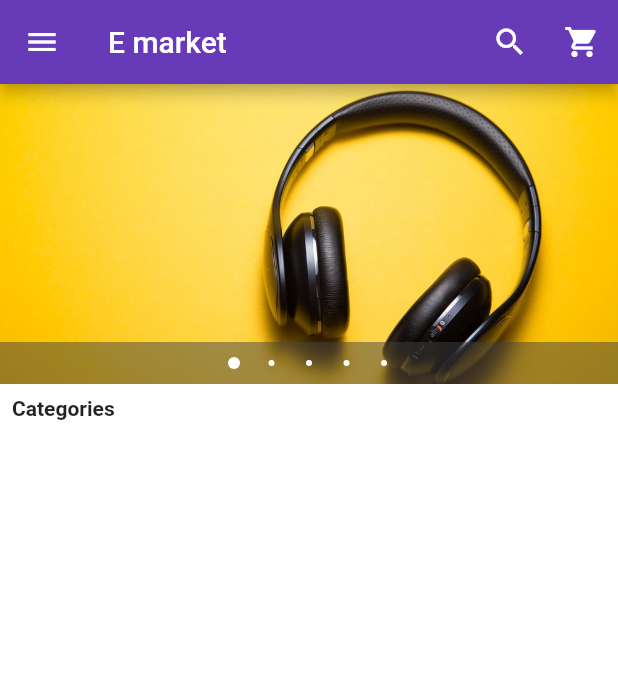
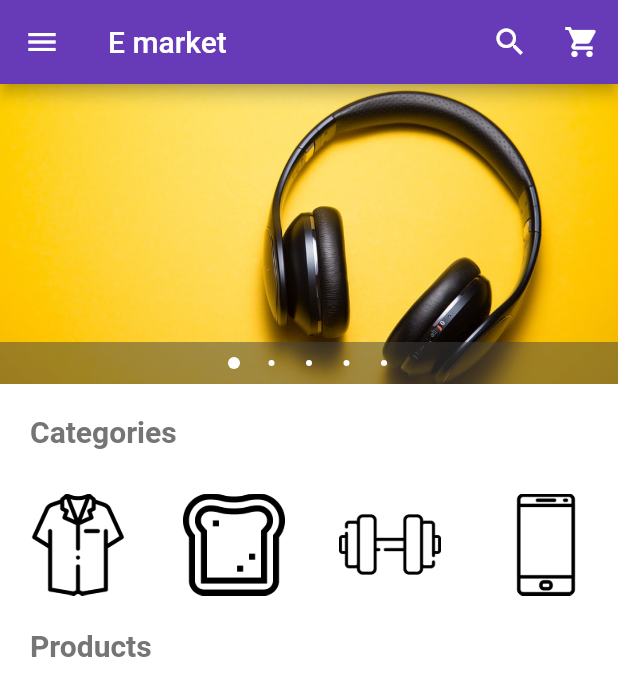
Before and after one commit to Ahmedgadein/OrderX, a Flutter app: the screen it shows after launch, on a phone screen of 412 x 824 dp. Shown: the top 696 px of the screen. Run offline on Flutter 3.47's test engine with Material 2 defaults, Android fonts, the phone set to English and light mode, and no system bars; drawn by our look-alikes of carousel_pro.

Commit message:
Added horizontal categories list

```diff
--- a/lib/model/Category.dart
+++ b/lib/model/Category.dart
@@ -1,16 +1,7 @@
-class Category{
+class Category {
   String imageUrl;
   String title;
-  Category({this.imageUrl,this.title});
 
-  static List<dynamic> categories =
-  [
-    Category(imageUrl:"assets/categories/shirt.svg",title: "Clothing" ),
-    Category(imageUrl:"assets/categories/food.svg",title: "Food" ),
-    Category(imageUrl:"assets/categories/sport.svg",title: "Sports" ),
-    Category(imageUrl:"assets/categories/electronics.svg",title: "Electronics" ),
-    Category(imageUrl:"assets/categories/entertainment.svg",title: "entertainment" ),
-    Category(imageUrl:"assets/categories/houseware.svg",title: "Houseware" ),
+  Category({this.imageUrl, this.title});
 
-  ];
 }
--- /dev/null
+++ b/lib/model/product.dart
@@ -0,0 +1,10 @@
+import 'package:flutter/material.dart';
+
+class Product{
+  String name;
+  String picture;
+  String oldPicture;
+  int price;
+
+  List products = [];
+}
--- a/lib/screens/Homepage.dart
+++ b/lib/screens/Homepage.dart
@@ -2,6 +2,8 @@ import 'package:flutter/cupertino.dart';
 import 'package:flutter/material.dart';
 import 'package:ecommerceapp/Widgets/MenuDrawer.dart';
 import 'package:ecommerceapp/Widgets/ImageCarousel.dart';
+import 'package:ecommerceapp/widgets/horizontalList.dart';
+import 'package:ecommerceapp/widgets/ProductsList.dart';
 
 class HomePage extends StatefulWidget {
   @override
@@ -38,14 +40,31 @@ class _HomePageState extends State<HomePage> {
           children: <Widget>[
             ImageCarousel(),
             Padding(
-              padding: EdgeInsets.all(8.0),
+              padding: EdgeInsets.all(20.0),
               child: Text(
                 "Categories",
                 style: TextStyle(
-                  fontWeight: FontWeight.bold,
-                  fontSize: 14.0,
+                    fontWeight: FontWeight.bold,
+                    fontSize: 20.0,
+                    color: Colors.grey[600]
                 ),
               ),
+            ),
+            HorizontalList(),
+            Padding(
+              padding: EdgeInsets.all(20.0),
+              child: Text(
+                "Products",
+                style: TextStyle(
+                    fontWeight: FontWeight.bold,
+                    fontSize: 20.0,
+                    color: Colors.grey[600]
+                ),
+              ),
+            ),
+            Container(
+              height: 320.0,
+              child: Products(),
             )
           ],
         ));
--- /dev/null
+++ b/lib/widgets/ProductsList.dart
@@ -0,0 +1,9 @@
+import 'package:flutter/material.dart';
+
+
+class Products extends StatelessWidget {
+  @override
+  Widget build(BuildContext context) {
+    return Container();
+  }
+}
--- /dev/null
+++ b/lib/widgets/horizontalList.dart
@@ -0,0 +1,63 @@
+import 'package:flutter/cupertino.dart';
+import 'package:flutter/material.dart';
+import 'package:ecommerceapp/model/Category.dart';
+
+class HorizontalList extends StatelessWidget {
+
+  @override
+  Widget build(BuildContext context) {
+    return Container(
+      height: 80.0,
+      child: ListView(
+        scrollDirection: Axis.horizontal,
+        children: <Widget>[
+          CategoryWidget(
+              Category(
+              title: "Clothing", imageUrl: "assets/categs/shirt.png")),
+          CategoryWidget(
+              Category(title: "Food", imageUrl: "assets/categs/food.png")),
+          CategoryWidget(
+              Category(title: "Sport", imageUrl: "assets/categs/sport.png")),
+          CategoryWidget(
+              Category(
+                  title: "Electronics",
+                  imageUrl: "assets/categs/electronics.png")),
+          CategoryWidget(
+              Category(
+                  title: "Entertainment",
+                  imageUrl: "assets/categs/entertainment.png")),
+          CategoryWidget(Category(
+              title: "Houseware", imageUrl: "assets/categs/houseware.png")),
+        ],
+      ),
+    );
+  }
+}
+
+class CategoryWidget extends StatelessWidget {
+  Category category;
+
+  CategoryWidget(Category category) {
+    this.category = category;
+  }
+
+  @override
+  Widget build(BuildContext context) {
+    return Padding(
+      padding: EdgeInsets.all(2.0),
+      child: InkWell(
+        onTap: () {},
+        child: Container(
+          width: 100.0,
+          child: ListTile(
+            title: Image.asset(
+              category.imageUrl,
+              height: 80.0,
+              width: 100.0,
+            ),
+          ),
+        ),
+      ),
+    );
+  }
+}
--- a/pubspec.yaml
+++ b/pubspec.yaml
@@ -25,7 +25,7 @@ dependencies:
     sdk: flutter
 
   carousel_pro: ^1.0.0
-
+  flutter_svg: ^0.17.4
   # The following adds the Cupertino Icons font to your application.
   # Use with the CupertinoIcons class for iOS style icons.
   cupertino_icons: ^0.1.3
@@ -48,7 +48,7 @@ flutter:
   # To add assets to your application, add an assets section, like this:
   assets:
     - assets/products/
-    - assets/categories/
+    - assets/categs/
 
 
   # An image asset can refer to one or more resolution-specific "variants", see
```
Also changed, not shown: assets/categories/accessories.svg (deleted), assets/categories/electronics.svg (deleted), assets/categories/entertainment.svg (deleted), assets/categories/food.svg (deleted), assets/categories/houseware.svg (deleted), assets/categories/shirt.svg (deleted), assets/categories/sport.svg (deleted), assets/categs/accessories.png (added), assets/categs/electronics.png (added), assets/categs/entertainment.png (added), assets/categs/food.png (added), assets/categs/houseware.png (added), assets/categs/shirt.png (added), assets/categs/sport.png (added), 1 more files.
